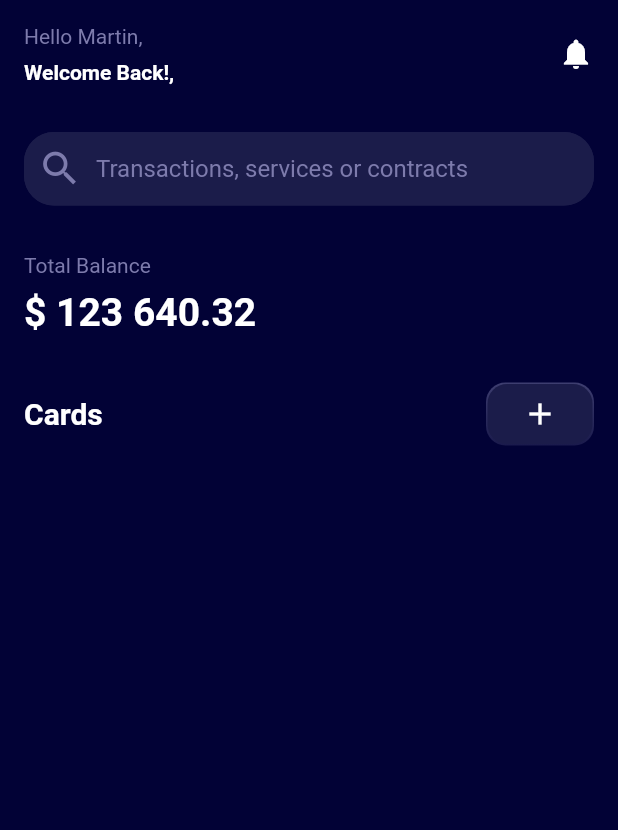
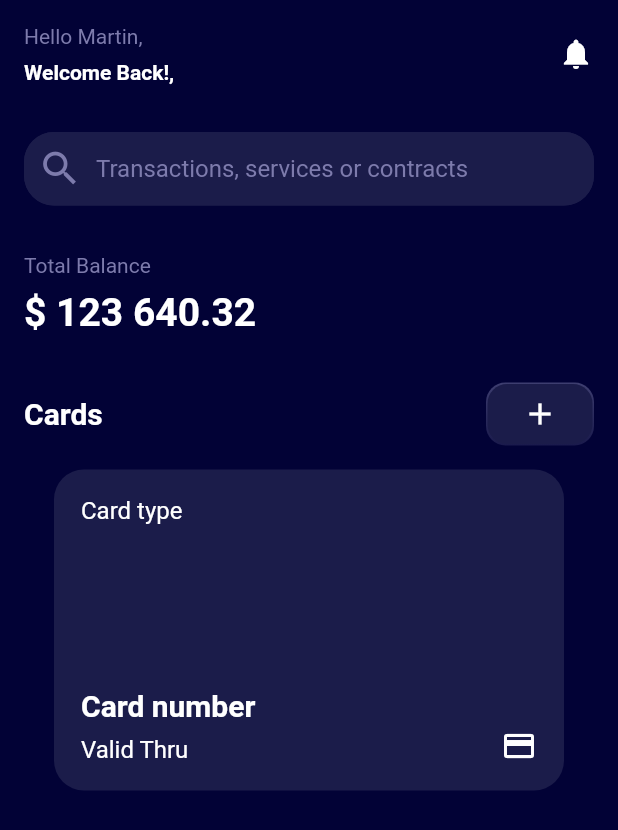
Before and after one commit to c0ff33-b34n/personal_finance_ui_flutter, a Flutter app: the screen it shows after launch, on a phone screen of 412 x 824 dp. Shown: the top 830 px of the screen. Run offline on Flutter 3.47's test engine with Material 2 defaults, Android fonts, the phone set to English and light mode, and no system bars.

Commit message:
Add individual payment card layout

```diff
--- a/lib/main.dart
+++ b/lib/main.dart
@@ -32,6 +32,7 @@ class MyApp extends StatelessWidget {
               searchBar,
               balance,
               cardsHeader,
+              individualPaymentCard,
             ],
           ),
         ),
@@ -190,6 +191,69 @@ Widget cardsHeader = Container(
   ),
 );
 
+Widget individualPaymentCard = Container(
+  padding: const EdgeInsets.all(18),
+  height: 214,
+  width: 340,
+  decoration: BoxDecoration(
+    color: kBackgroundSecondaryDark,
+    borderRadius: BorderRadius.circular(20.0),
+  ),
+  child: Row(
+    children: [
+      Expanded(
+        flex: 3,
+        child: Column(
+          crossAxisAlignment: CrossAxisAlignment.start,
+          mainAxisAlignment: MainAxisAlignment.spaceBetween,
+          children: [
+            Text(
+              'Card type',
+              style: TextStyle(
+                fontSize: 16.0,
+              ),
+            ),
+            Column(
+              crossAxisAlignment: CrossAxisAlignment.start,
+              children: [
+                Padding(
+                  padding: const EdgeInsets.only(bottom: 8.0),
+                  child: Text(
+                    'Card number',
+                    style: TextStyle(
+                      fontSize: 20.0,
+                      fontWeight: FontWeight.bold,
+                    ),
+                  ),
+                ),
+                Text(
+                  'Valid Thru',
+                  style: TextStyle(
+                    fontSize: 16.0,
+                  ),
+                ),
+              ],
+            ),
+          ],
+        ),
+      ),
+      Expanded(
+        flex: 1,
+        child: Column(
+          mainAxisAlignment: MainAxisAlignment.end,
+          crossAxisAlignment: CrossAxisAlignment.end,
+          children: [
+            Icon(
+              Icons.payment,
+              color: kTextColorPrimaryDark,
+            ),
+          ],
+        ),
+      ),
+    ],
+  ),
+);
+
 ThemeData _buildAppTheme() {
   final ThemeData base = ThemeData.light();
   return base.copyWith(
--- a/lib/models/card_model.dart
+++ b/lib/models/card_model.dart
@@ -1,4 +1,4 @@
-enum CardType { Debit, Credit }
+enum CardType { Visa, Mastercard }
 
 class PaymentCard {
   const PaymentCard(
--- /dev/null
+++ b/lib/models/cards_repository.dart
@@ -0,0 +1,20 @@
+import 'card_model.dart';
+
+class PaymentCardsRepository {
+  static List<PaymentCard> loadPaymentCards() {
+    const paymentCards = <PaymentCard>[
+      PaymentCard(
+        cardType: CardType.Visa,
+        cardNumber: '**** 6412',
+        expiryDate: '06/25',
+      ),
+      PaymentCard(
+        cardType: CardType.Mastercard,
+        cardNumber: '**** 7254',
+        expiryDate: '08/23',
+      ),
+    ];
+
+    return paymentCards;
+  }
+}
```
